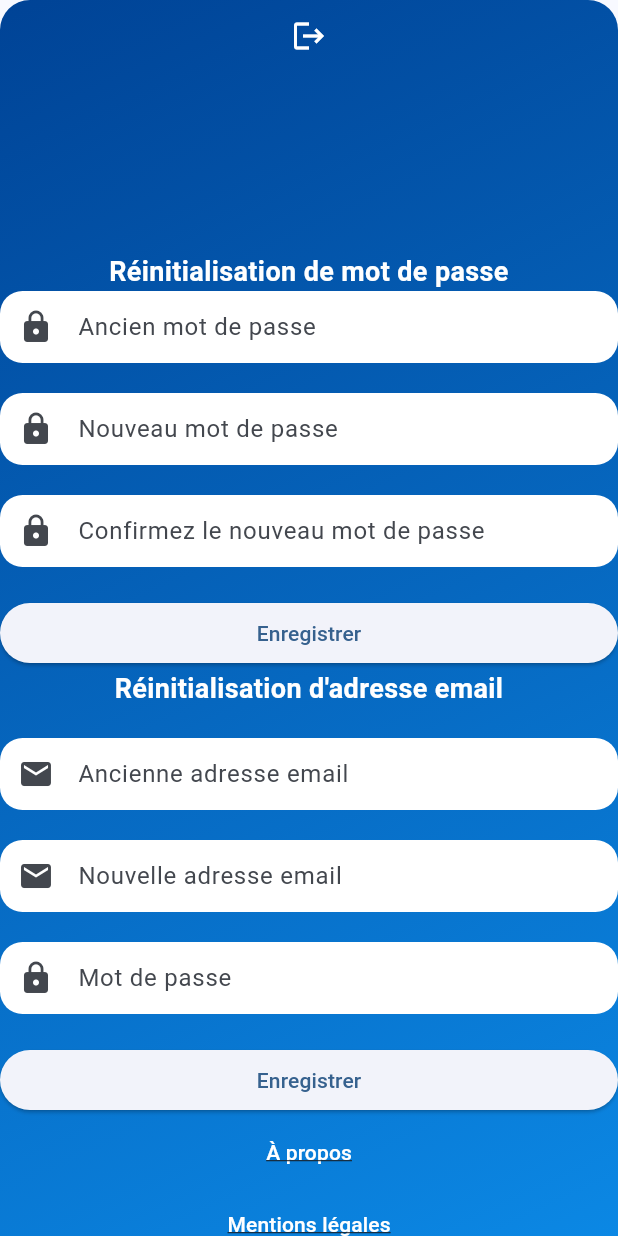
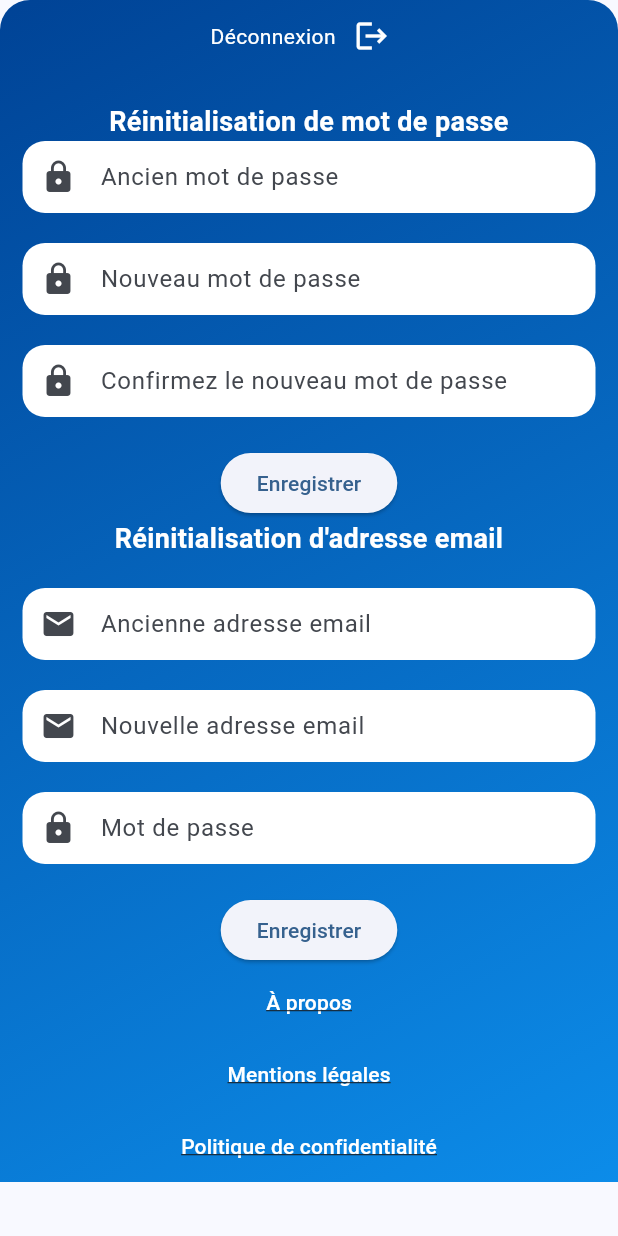
Before and after one commit to PaulDelamare/Diwe_front, a Flutter app: the SettingPage screen opened directly, on a phone screen of 412 x 824 dp. Run offline on Flutter 3.47's test engine with Material 3 defaults, Android fonts, the phone set to English and light mode, and no system bars; our stand-ins replace connectivity, file_picker, fl_chart, flutter_dotenv, flutter_secure_storage, image_picker and 1 more; accounts and stored records are empty.

```diff
--- a/lib/settings/settings.dart
+++ b/lib/settings/settings.dart
@@ -129,7 +129,6 @@ class _SettingPageState extends State<SettingPage> {
       body: SingleChildScrollView(
         child: Column(
           children: [
-
             Container(
               decoration: BoxDecoration(
                 gradient: LinearGradient(
@@ -142,9 +141,14 @@ class _SettingPageState extends State<SettingPage> {
                   topRight: Radius.circular(20),
                 ),
               ),
-              child: Column(
-                crossAxisAlignment: CrossAxisAlignment.stretch,
+              child: Padding(
+                padding: const EdgeInsets.only(left: 15.0, right: 15.0),
+                child:  Column(
                 children: [
+                  Row(
+                    mainAxisAlignment: MainAxisAlignment.center,
+                    children: [
+                      Text("Déconnexion",style: TextStyle( color: Colors.white, ),),
                   IconButton(
                     icon: Icon(Icons.logout, color: Colors.white),
                     onPressed: () {
@@ -177,13 +181,11 @@ class _SettingPageState extends State<SettingPage> {
                       );
                     },
                   ),
-                  SizedBox(height: 120),
-                  Positioned(
-                    top: 100,
-                    left: 20,
-                    right: 20,
+                    ],
+                  ),
+                  SizedBox(height: 20),
+                  Container(
                     child: Column(
-                      crossAxisAlignment: CrossAxisAlignment.stretch,
                       children: [
                         Text(
                           'Réinitialisation de mot de passe',
@@ -404,6 +406,8 @@ class _SettingPageState extends State<SettingPage> {
                   ),
                 ],
               ),
+              )
+
             ),
           ],
         ),
--- a/lib/user/user.dart
+++ b/lib/user/user.dart
@@ -1,4 +1,6 @@
+import 'package:diwe_front/auth/auth_page.dart';
 import 'package:diwe_front/main.dart';
+import 'package:diwe_front/service/authService.dart';
 import 'package:flutter/material.dart';
 import 'avatar.dart';
 import 'infos.dart';
@@ -66,7 +68,7 @@ class _UserPageState extends State<UserPage> {
                 child: InfosWidget(),
               ),
             ),
-          ],
+            ],
         ),
       ),
     );
--- a/pubspec.yaml
+++ b/pubspec.yaml
@@ -17,7 +17,7 @@ publish_to: 'none' # Remove this line if you wish to publish to pub.dev
 # https://developer.apple.com/library/archive/documentation/General/Reference/InfoPlistKeyReference/Articles/CoreFoundationKeys.html
 # In Windows, build-name is used as the major, minor, and patch parts
 # of the product and file versions while build-number is used as the build suffix.
-version: 1.0.0+3
+version: 1.0.0+7
 
 environment:
   sdk: '>=3.2.5 <4.0.0'
```
